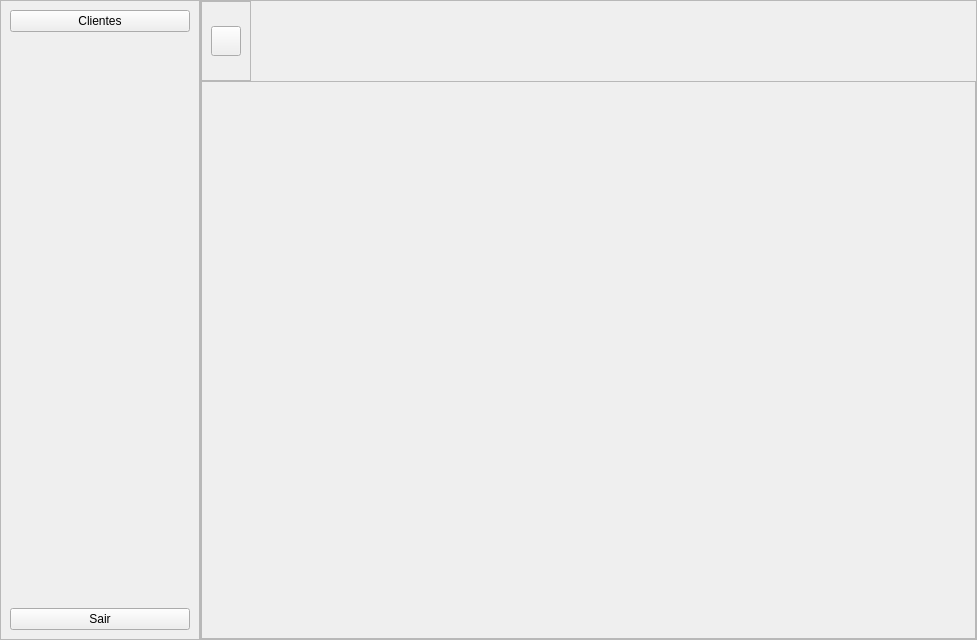
Before: the Qt Designer form ui/main_window.ui in gunners-pro/client_manager, drawn with Qt 5.
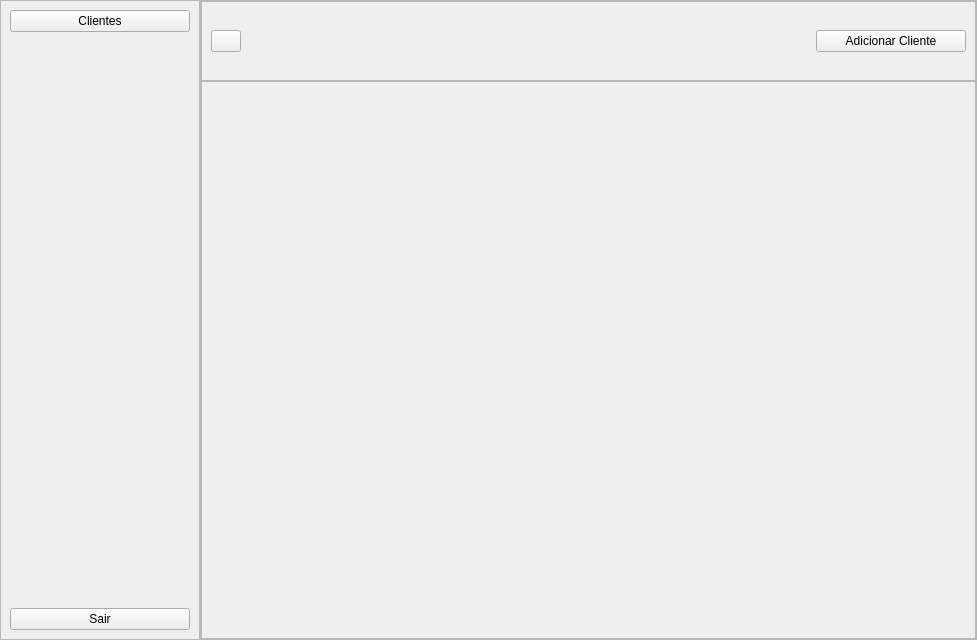
After: the same form once the commit is applied. Icons and pictures are not drawn.

Commit message: feat(ui): add customer_form

```diff
--- a/ui/main_window.ui
+++ b/ui/main_window.ui
@@ -123,7 +123,7 @@
        <property name="bottomMargin">
         <number>0</number>
        </property>
-       <item alignment="Qt::AlignmentFlag::AlignLeft">
+       <item>
         <widget class="QFrame" name="container_header">
          <property name="minimumSize">
           <size>
@@ -145,6 +145,27 @@
          </property>
          <layout class="QHBoxLayout" name="horizontalLayout_2">
           <item>
+           <layout class="QGridLayout" name="gridLayout">
+            <item row="0" column="2">
+             <widget class="QPushButton" name="btnOpenCustomerForm">
+              <property name="sizePolicy">
+               <sizepolicy hsizetype="Minimum" vsizetype="Fixed">
+                <horstretch>0</horstretch>
+                <verstretch>0</verstretch>
+               </sizepolicy>
+              </property>
+              <property name="maximumSize">
+               <size>
+                <width>150</width>
+                <height>16777215</height>
+               </size>
+              </property>
+              <property name="text">
+               <string>Adicionar Cliente</string>
+              </property>
+             </widget>
+            </item>
+            <item row="0" column="0">
            <widget class="QPushButton" name="toggleSidebar">
             <property name="maximumSize">
              <size>
@@ -166,6 +187,11 @@
              </size>
             </property>
            </widget>
+            </item>
+            <item row="0" column="1">
+             <widget class="QWidget" name="widget" native="true"/>
+            </item>
+           </layout>
           </item>
          </layout>
         </widget>
```
Lines whose indentation alone changed are shown as unchanged. The commit also changes 6 other files.
